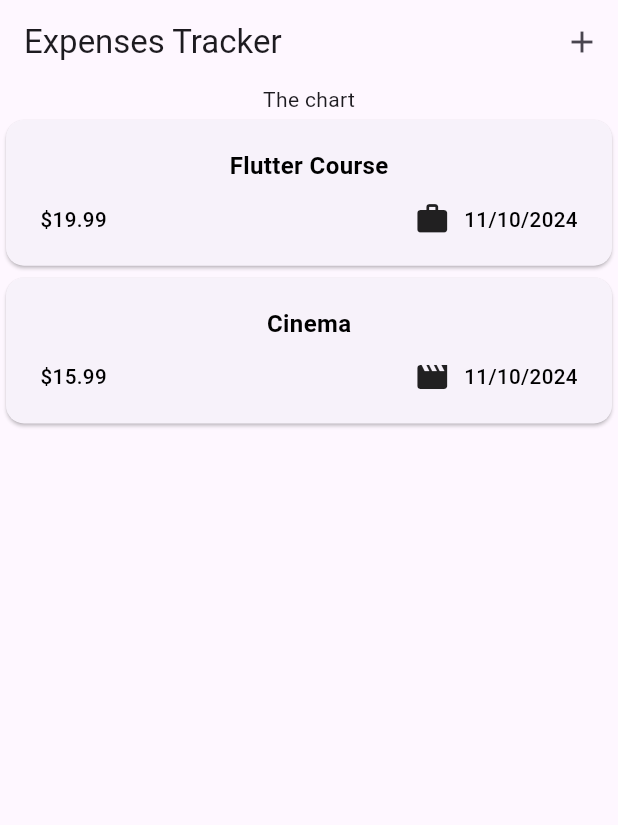
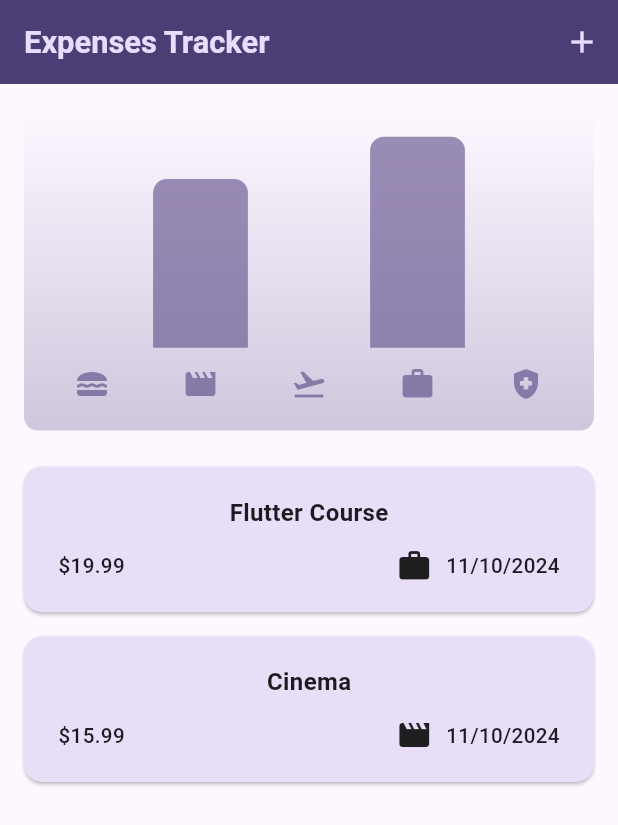
Before and after one commit to mosalama74/Expense-Tracker, a Flutter app: the screen it shows after launch, on a phone screen of 412 x 824 dp. Shown: the top 825 px of the screen. Run offline on Flutter 3.47's test engine with Material 3 defaults, Android fonts, the phone set to English and light mode, and no system bars; our stand-ins replace flutter_screenutil; missing offline and left inert: dart:ffi.

Commit message:
adding chart

```diff
--- /dev/null
+++ b/lib/chart/chart.dart
@@ -0,0 +1,99 @@
+import 'package:expense_tracker/chart/chart_bar.dart';
+import 'package:flutter/material.dart';
+
+import 'package:expense_tracker/models/expense.dart';
+import 'package:flutter_screenutil/flutter_screenutil.dart';
+
+import '../models/expense_bucket.dart';
+
+class Chart extends StatelessWidget {
+  const Chart({super.key, required this.expenses});
+
+  final List<Expense> expenses;
+
+  List<ExpenseBucket> get buckets {
+    return [
+      ExpenseBucket.forCategory(expenses, Category.food),
+      ExpenseBucket.forCategory(expenses, Category.leisure),
+      ExpenseBucket.forCategory(expenses, Category.travel),
+      ExpenseBucket.forCategory(expenses, Category.work),
+      ExpenseBucket.forCategory(expenses, Category.medicine),
+    ];
+  }
+
+  double get maxTotalExpense {
+    double maxTotalExpense = 0;
+
+    for (final bucket in buckets) {
+      if (bucket.totalExpenses > maxTotalExpense) {
+        maxTotalExpense = bucket.totalExpenses;
+      }
+    }
+
+    return maxTotalExpense;
+  }
+
+  @override
+  Widget build(BuildContext context) {
+    final isDarkMode =
+        MediaQuery.of(context).platformBrightness == Brightness.dark;
+    return Container(
+      margin: const EdgeInsets.all(16),
+      padding:  EdgeInsets.symmetric(
+        vertical: 16.h,
+        horizontal: 8.w,
+      ),
+      width: double.infinity,
+      height: 180.h,
+      decoration: BoxDecoration(
+        borderRadius: BorderRadius.circular(8.r),
+        gradient: LinearGradient(
+          colors: [
+            Theme.of(context).colorScheme.primary.withOpacity(0.3),
+            Theme.of(context).colorScheme.primary.withOpacity(0.0)
+          ],
+          begin: Alignment.bottomCenter,
+          end: Alignment.topCenter,
+        ),
+      ),
+      child: Column(
+        children: [
+          Expanded(
+            child: Row(
+              crossAxisAlignment: CrossAxisAlignment.end,
+              children: [
+                for (final bucket in buckets) // alternative to map()
+                  ChartBar(
+                    fill: bucket.totalExpenses == 0
+                        ? 0
+                        : bucket.totalExpenses / maxTotalExpense,
+                  )
+              ],
+            ),
+          ),
+          const SizedBox(height: 12),
+          Row(
+            children: buckets
+                .map(
+                  (bucket) => Expanded(
+                    child: Padding(
+                      padding: const EdgeInsets.symmetric(horizontal: 4),
+                      child: Icon(
+                        categoryIcons[bucket.category],
+                        color: isDarkMode
+                            ? Theme.of(context).colorScheme.secondary
+                            : Theme.of(context)
+                                .colorScheme
+                                .primary
+                                .withOpacity(0.7),
+                      ),
+                    ),
+                  ),
+                )
+                .toList(),
+          )
+        ],
+      ),
+    );
+  }
+}
--- /dev/null
+++ b/lib/chart/chart_bar.dart
@@ -0,0 +1,35 @@
+import 'package:flutter/material.dart';
+import 'package:flutter_screenutil/flutter_screenutil.dart';
+
+class ChartBar extends StatelessWidget {
+  const ChartBar({
+    super.key,
+    required this.fill,
+  });
+
+  final double fill;
+
+  @override
+  Widget build(BuildContext context) {
+    final isDarkMode =
+        MediaQuery.of(context).platformBrightness == Brightness.dark;
+    return Expanded(
+      child: Padding(
+        padding:  EdgeInsets.symmetric(horizontal: 4.w),
+        child: FractionallySizedBox(
+          heightFactor: fill,
+          child: DecoratedBox(
+            decoration: BoxDecoration(
+              shape: BoxShape.rectangle,
+              borderRadius:
+                   BorderRadius.vertical(top: Radius.circular(8.r)),
+              color: isDarkMode
+                  ? Theme.of(context).colorScheme.secondary
+                  : Theme.of(context).colorScheme.primary.withOpacity(0.65),
+            ),
+          ),
+        ),
+      ),
+    );
+  }
+}
--- a/lib/core/utils/app_theme.dart
+++ b/lib/core/utils/app_theme.dart
@@ -1,5 +1,40 @@
 import 'package:flutter/material.dart';
 
-ThemeData? appTheme =ThemeData(
-          useMaterial3: true,
-        );
+var cColorScheme =
+    ColorScheme.fromSeed(seedColor: const Color.fromARGB(255, 96, 59, 181),);
+
+var cDarkColorScheme = ColorScheme.fromSeed(
+  brightness: Brightness.dark,
+  seedColor: const Color.fromARGB(255, 5, 99, 125),
+);
+
+ThemeData appTheme = ThemeData().copyWith(
+  colorScheme: cColorScheme,
+  appBarTheme: const AppBarTheme().copyWith(
+    backgroundColor: cColorScheme.onPrimaryContainer,
+    foregroundColor: cColorScheme.primaryContainer,
+  ),
+  cardTheme: const CardTheme().copyWith(
+    color: cColorScheme.secondaryContainer,
+    margin: const EdgeInsets.symmetric(horizontal: 16, vertical: 8),
+  ),
+  elevatedButtonTheme: ElevatedButtonThemeData(
+    style: ElevatedButton.styleFrom(
+      backgroundColor: cColorScheme.primaryContainer,
+    ),
+  ),
+);
+
+ThemeData darkTheme = ThemeData.dark().copyWith(
+  colorScheme: cDarkColorScheme,
+   cardTheme: const CardTheme().copyWith(
+    color: cDarkColorScheme.secondaryContainer,
+    margin: const EdgeInsets.symmetric(horizontal: 16, vertical: 8),
+  ),
+   elevatedButtonTheme: ElevatedButtonThemeData(
+    style: ElevatedButton.styleFrom(
+      backgroundColor: cDarkColorScheme.primaryContainer,
+      foregroundColor: cDarkColorScheme.onPrimaryContainer,
+    ),
+  ),
+);
--- a/lib/core/utils/text_style.dart
+++ b/lib/core/utils/text_style.dart
@@ -3,152 +3,125 @@ import 'package:flutter_screenutil/flutter_screenutil.dart';
 
 //------- 8 ---------
 TextStyle ts8Black600 = TextStyle(
-  color: Colors.black,
   fontWeight: FontWeight.w600,
   fontSize: 8.sp,
 );
 //------- 10 ---------
 TextStyle ts10Black600 = TextStyle(
-  color: Colors.black,
   fontWeight: FontWeight.w600,
   fontSize: 10.sp,
 );
 
 TextStyle ts10Black400 = TextStyle(
-  color: Colors.black,
   fontWeight: FontWeight.w400,
   fontSize: 10.sp,
 );
 TextStyle ts10Black500 = TextStyle(
-  color: Colors.black,
   fontWeight: FontWeight.w500,
   fontSize: 10.sp,
 );
 
 //------- 12 ---------
 TextStyle ts12Black300 = TextStyle(
-  color: Colors.black,
   fontWeight: FontWeight.w300,
   fontSize: 12.sp,
 );
 TextStyle ts12Black400 = TextStyle(
-  color: Colors.black,
   fontWeight: FontWeight.w400,
   fontSize: 12.sp,
 );
 TextStyle ts12Red400 = TextStyle(
-  color: Colors.black,
   fontWeight: FontWeight.w400,
   fontSize: 12.sp,
 );
 
 TextStyle ts12Black500 = TextStyle(
-  color: Colors.black,
   fontWeight: FontWeight.w500,
   fontSize: 12.sp,
 );
 TextStyle ts12Black700 = TextStyle(
-  color: Colors.black,
   fontWeight: FontWeight.w700,
   fontSize: 12.sp,
 );
 TextStyle ts12Black600 = TextStyle(
-  color: Colors.black,
   fontWeight: FontWeight.w600,
   fontSize: 12.sp,
 );
 
 //------- 14 ---------
 TextStyle ts14Black400 = TextStyle(
-  color: Colors.black,
   fontWeight: FontWeight.w400,
   fontSize: 14.sp,
 );
 TextStyle ts14Black500 = TextStyle(
-  color: Colors.black,
   fontWeight: FontWeight.w500,
   fontSize: 14.sp,
 );
 TextStyle ts14Black600 = TextStyle(
-  color: Colors.black,
   fontWeight: FontWeight.w600,
   fontSize: 14.sp,
 );
 TextStyle ts14Black700 = TextStyle(
-  color: Colors.black,
   fontWeight: FontWeight.w700,
   fontSize: 14.sp,
 );
 TextStyle ts14Black800 = TextStyle(
-  color: Colors.black,
   fontWeight: FontWeight.w800,
   fontSize: 14.sp,
 );
 //------- 16 ---------
 TextStyle ts16Black400 = TextStyle(
-  color: Colors.black,
   fontWeight: FontWeight.w400,
   fontSize: 16.sp,
 );
 TextStyle ts16white500 = TextStyle(
-  color: Colors.black,
   fontWeight: FontWeight.w500,
   fontSize: 16.sp,
 );
 TextStyle ts16Black600 = TextStyle(
-  color: Colors.black,
   fontWeight: FontWeight.w600,
   fontSize: 16.sp,
 );
 TextStyle ts16Black700 = TextStyle(
-  color: Colors.black,
   fontWeight: FontWeight.w700,
   fontSize: 16.sp,
 );
 
 TextStyle ts16Black500 = TextStyle(
-  color: Colors.black,
   fontWeight: FontWeight.w500,
   fontSize: 16.sp,
 );
 
 //------- 18 ---------
 TextStyle ts18Black600 = TextStyle(
-  color: Colors.black,
   fontWeight: FontWeight.w600,
   fontSize: 18.sp,
 );
 TextStyle ts18Black400 = TextStyle(
-  color: Colors.black,
   fontWeight: FontWeight.w600,
   fontSize: 18.sp,
 );
 
 //------- 20 ---------
 TextStyle ts20white600 = TextStyle(
-    color: Colors.black,
-    fontWeight: FontWeight.w600,
+      fontWeight: FontWeight.w600,
     fontSize: 20.sp,
     fontFamily: 'ReadexPro');
 TextStyle ts20Black600 = TextStyle(
-    color: Colors.black,
-    fontWeight: FontWeight.w600,
+      fontWeight: FontWeight.w600,
     fontSize: 20.sp,
     fontFamily: 'ReadexPro');
 
 //------- 24 ---------
 TextStyle ts24Green700 = TextStyle(
-  color: Colors.black,
   fontWeight: FontWeight.w700,
   fontSize: 24.sp,
 );
 TextStyle ts24Black600 = TextStyle(
-  color: Colors.black,
   fontWeight: FontWeight.w600,
   fontSize: 24.sp,
 );
 TextStyle ts24Black500 = TextStyle(
-  color: Colors.black,
   fontWeight: FontWeight.w500,
   fontSize: 24.sp,
 );
@@ -156,7 +129,6 @@ TextStyle ts24Black500 = TextStyle(
 //------- 32 ---------
 
 TextStyle ts32Black700 = TextStyle(
-  color: Colors.black,
   fontWeight: FontWeight.w700,
   fontSize: 32.sp,
 );
--- /dev/null
+++ b/lib/models/expense_bucket.dart
@@ -0,0 +1,26 @@
+import 'package:expense_tracker/models/expense.dart';
+
+class ExpenseBucket {
+  final Category category;
+  final List<Expense> expenses;
+
+  const ExpenseBucket({
+    required this.category,
+    required this.expenses,
+  });
+
+   ExpenseBucket.forCategory(List<Expense> allExpenses, this.category)
+      : expenses = allExpenses
+            .where((expense) => expense.category == category)
+            .toList();
+
+  double get totalExpenses {
+    double sum = 0;
+
+    for (final expense in expenses) {
+      sum += expense.amount;
+    }
+
+    return sum;
+  }
+}
--- a/lib/my_app.dart
+++ b/lib/my_app.dart
@@ -16,6 +16,8 @@ class MyApp extends StatelessWidget{
       child: MaterialApp(
         debugShowCheckedModeBanner: false,
         theme:appTheme,
+        darkTheme:darkTheme,
+        themeMode:ThemeMode.system,
         home:  const ExpenseScreen(),
       ),
     );
--- a/lib/widgets/expense.dart
+++ b/lib/widgets/expense.dart
@@ -1,3 +1,8 @@
+import 'dart:ffi';
+
+import 'package:expense_tracker/chart/chart.dart';
+import 'package:expense_tracker/core/utils/app_theme.dart';
+import 'package:expense_tracker/core/utils/text_style.dart';
 import 'package:expense_tracker/models/expense.dart';
 import 'package:flutter/material.dart';
 
@@ -79,8 +84,9 @@ class _ExpenseScreenState extends State<ExpenseScreen> {
 
     return Scaffold(
       appBar: AppBar(
-        title: const Text(
+        title: Text(
           'Expenses Tracker',
+          style: ts18Black400.copyWith(color: cColorScheme.primaryContainer),
         ),
         actions: [
           IconButton(
@@ -91,7 +97,7 @@ class _ExpenseScreenState extends State<ExpenseScreen> {
       ),
       body: Column(
         children: [
-          const Text('The chart'),
+          Chart(expenses: registeredExpenses,),
           Expanded(
             child: mainContain,
           ),
--- a/lib/widgets/expenses/expenses_list.dart
+++ b/lib/widgets/expenses/expenses_list.dart
@@ -1,9 +1,12 @@
+import 'package:expense_tracker/core/utils/app_theme.dart';
 import 'package:expense_tracker/models/expense.dart';
 import 'package:expense_tracker/widgets/expenses/expense_item.dart';
 import 'package:flutter/material.dart';
+import 'package:flutter_screenutil/flutter_screenutil.dart';
 
 class ExpensesList extends StatelessWidget {
-  const ExpensesList({super.key, required this.expenses, required this.onRemoveExpense});
+  const ExpensesList(
+      {super.key, required this.expenses, required this.onRemoveExpense});
 
   final List<Expense> expenses;
   final void Function(Expense expense) onRemoveExpense;
@@ -11,6 +14,14 @@ class ExpensesList extends StatelessWidget {
   Widget build(BuildContext context) {
     return ListView.builder(
         itemBuilder: (context, index) => Dismissible(
+              background: Container(
+                margin: EdgeInsets.symmetric(
+                    horizontal: Theme.of(context).cardTheme.margin!.horizontal),
+                decoration: BoxDecoration(
+                  color: cColorScheme.error,
+                  borderRadius: BorderRadius.circular(10.r),
+                ),
+              ),
               key: ValueKey(expenses[index]),
               onDismissed: (direction) {
                 onRemoveExpense(expenses[index]);
```
